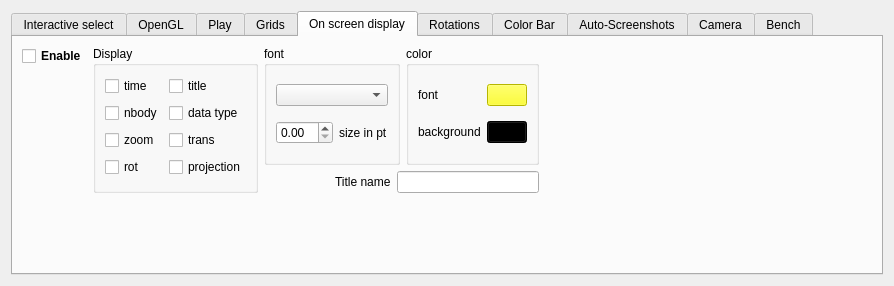
Old version of the form usr/jcl/glnemo2/src/formoptions.ui in the repository teuben/nemo.
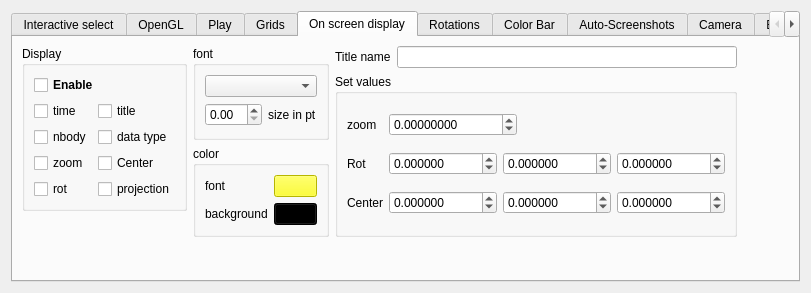
New version of the form. The open tabs and pages were chosen to show the change. Icons and pictures are not drawn.

Patch:
```diff
--- a/usr/jcl/glnemo2/src/formoptions.ui
+++ b/usr/jcl/glnemo2/src/formoptions.ui
@@ -9,8 +9,8 @@
    <rect>
     <x>0</x>
     <y>0</y>
-    <width>894</width>
-    <height>286</height>
+    <width>811</width>
+    <height>293</height>
    </rect>
   </property>
   <property name="windowTitle">
@@ -21,9 +21,12 @@
     <normaloff/>
    </iconset>
   </property>
-  <layout class="QGridLayout" name="gridLayout_33">
+  <layout class="QGridLayout" name="gridLayout_3">
    <item row="0" column="0">
     <widget class="QTabWidget" name="options_dialog">
+     <property name="tabShape">
+      <enum>QTabWidget::Rounded</enum>
+     </property>
      <property name="currentIndex">
       <number>7</number>
      </property>
@@ -2650,79 +2653,79 @@
       <attribute name="title">
        <string>On screen display</string>
       </attribute>
-      <layout class="QGridLayout" name="gridLayout_30">
-       <item row="0" column="0">
-        <widget class="QCheckBox" name="show_osd_checkb">
-         <property name="font">
-          <font>
-           <weight>75</weight>
-           <bold>true</bold>
-          </font>
-         </property>
-         <property name="toolTip">
-          <string>toggle on screen display</string>
-         </property>
-         <property name="text">
-          <string>Enable</string>
-         </property>
-        </widget>
-       </item>
-       <item row="0" column="1" rowspan="3">
+      <layout class="QGridLayout" name="gridLayout_25">
+       <item row="0" column="0" rowspan="3">
         <widget class="QGroupBox" name="groupBox_12">
          <property name="title">
           <string>Display</string>
          </property>
-         <layout class="QGridLayout" name="gridLayout_18">
-          <item row="0" column="0">
+         <layout class="QGridLayout" name="gridLayout_43">
+          <item row="0" column="0" colspan="2">
+           <widget class="QCheckBox" name="show_osd_checkb">
+            <property name="font">
+             <font>
+              <weight>75</weight>
+              <bold>true</bold>
+             </font>
+            </property>
+            <property name="toolTip">
+             <string>toggle on screen display</string>
+            </property>
+            <property name="text">
+             <string>Enable</string>
+            </property>
+           </widget>
+          </item>
+          <item row="1" column="0">
            <widget class="QCheckBox" name="osd_time">
             <property name="text">
              <string>time</string>
             </property>
            </widget>
           </item>
-          <item row="0" column="1">
+          <item row="1" column="1">
            <widget class="QCheckBox" name="osd_title">
             <property name="text">
              <string>title</string>
             </property>
            </widget>
           </item>
-          <item row="1" column="0">
+          <item row="2" column="0">
            <widget class="QCheckBox" name="osd_nbody">
             <property name="text">
              <string>nbody</string>
             </property>
            </widget>
           </item>
-          <item row="1" column="1">
+          <item row="2" column="1">
            <widget class="QCheckBox" name="osd_datatype">
             <property name="text">
              <string>data type</string>
             </property>
            </widget>
           </item>
-          <item row="2" column="0">
+          <item row="3" column="0">
            <widget class="QCheckBox" name="osd_zoom">
             <property name="text">
              <string>zoom</string>
             </property>
            </widget>
           </item>
-          <item row="2" column="1">
+          <item row="3" column="1">
            <widget class="QCheckBox" name="osd_trans">
             <property name="text">
-             <string>trans</string>
+             <string>Center</string>
             </property>
            </widget>
           </item>
-          <item row="3" column="0">
+          <item row="4" column="0">
            <widget class="QCheckBox" name="osd_rot">
             <property name="text">
              <string>rot</string>
             </property>
            </widget>
           </item>
-          <item row="3" column="1">
+          <item row="4" column="1">
            <widget class="QCheckBox" name="osd_proj">
             <property name="text">
              <string>projection</string>
@@ -2732,7 +2735,7 @@
          </layout>
         </widget>
        </item>
-       <item row="0" column="2" rowspan="2" colspan="2">
+       <item row="0" column="1" rowspan="2">
         <widget class="QGroupBox" name="groupBox_13">
          <property name="title">
           <string>font</string>
@@ -2762,7 +2765,167 @@
          </layout>
         </widget>
        </item>
-       <item row="0" column="4" rowspan="2">
+       <item row="0" column="2">
+        <layout class="QHBoxLayout" name="horizontalLayout_17">
+         <item>
+          <widget class="QLabel" name="label_18">
+           <property name="text">
+            <string>Title name</string>
+           </property>
+          </widget>
+         </item>
+         <item>
+          <widget class="QLineEdit" name="title_name">
+           <property name="toolTip">
+            <string>Change title name</string>
+           </property>
+          </widget>
+         </item>
+        </layout>
+       </item>
+       <item row="1" column="2" rowspan="3">
+        <widget class="QGroupBox" name="groupBox_26">
+         <property name="title">
+          <string>Set values</string>
+         </property>
+         <layout class="QGridLayout" name="gridLayout_18">
+          <item row="0" column="0">
+           <widget class="QLabel" name="label_31">
+            <property name="text">
+             <string>zoom</string>
+            </property>
+           </widget>
+          </item>
+          <item row="0" column="1">
+           <widget class="QDoubleSpinBox" name="zoom_dspin">
+            <property name="decimals">
+             <number>8</number>
+            </property>
+            <property name="minimum">
+             <double>-100000.000000000000000</double>
+            </property>
+            <property name="maximum">
+             <double>100000.000000000000000</double>
+            </property>
+           </widget>
+          </item>
+          <item row="0" column="2">
+           <spacer name="horizontalSpacer_8">
+            <property name="orientation">
+             <enum>Qt::Horizontal</enum>
+            </property>
+            <property name="sizeHint" stdset="0">
+             <size>
+              <width>212</width>
+              <height>20</height>
+             </size>
+            </property>
+           </spacer>
+          </item>
+          <item row="1" column="0">
+           <widget class="QLabel" name="label_32">
+            <property name="text">
+             <string>Rot</string>
+            </property>
+           </widget>
+          </item>
+          <item row="1" column="1" colspan="2">
+           <layout class="QHBoxLayout" name="horizontalLayout_21">
+            <item>
+             <widget class="QDoubleSpinBox" name="rx_dspin">
+              <property name="decimals">
+               <number>6</number>
+              </property>
+              <property name="minimum">
+               <double>-1000.000000000000000</double>
+              </property>
+              <property name="maximum">
+               <double>1000.000000000000000</double>
+              </property>
+             </widget>
+            </item>
+            <item>
+             <widget class="QDoubleSpinBox" name="ry_dspin">
+              <property name="decimals">
+               <number>6</number>
+              </property>
+              <property name="minimum">
+               <double>-1000.000000000000000</double>
+              </property>
+              <property name="maximum">
+               <double>1000.000000000000000</double>
+              </property>
+             </widget>
+            </item>
+            <item>
+             <widget class="QDoubleSpinBox" name="rz_dspin">
+              <property name="decimals">
+               <number>6</number>
+              </property>
+              <property name="minimum">
+               <double>-1000.000000000000000</double>
+              </property>
+              <property name="maximum">
+               <double>1000.000000000000000</double>
+              </property>
+             </widget>
+            </item>
+           </layout>
+          </item>
+          <item row="2" column="0">
+           <widget class="QLabel" name="label_33">
+            <property name="text">
+             <string>Center</string>
+            </property>
+           </widget>
+          </item>
+          <item row="2" column="1" colspan="2">
+           <layout class="QHBoxLayout" name="horizontalLayout_23">
+            <item>
+             <widget class="QDoubleSpinBox" name="tx_dspin">
+              <property name="decimals">
+               <number>6</number>
+              </property>
+              <property name="minimum">
+               <double>-50000.000000000000000</double>
+              </property>
+              <property name="maximum">
+               <double>50000.000000000000000</double>
+              </property>
+             </widget>
+            </item>
+            <item>
+             <widget class="QDoubleSpinBox" name="ty_dspin">
+              <property name="decimals">
+               <number>6</number>
+              </property>
+              <property name="minimum">
+               <double>-50000.000000000000000</double>
+              </property>
+              <property name="maximum">
+               <double>50000.000000000000000</double>
+              </property>
+             </widget>
+            </item>
+            <item>
+             <widget class="QDoubleSpinBox" name="tz_dspin">
+              <property name="decimals">
+               <number>6</number>
+              </property>
+              <property name="minimum">
+               <double>-50000.000000000000000</double>
+              </property>
+              <property name="maximum">
+               <double>50000.000000000000000</double>
+              </property>
+             </widget>
+            </item>
+           </layout>
+          </item>
+         </layout>
+        </widget>
+       </item>
+       <item row="2" column="1" rowspan="2">
         <widget class="QGroupBox" name="groupBox_14">
          <property name="title">
           <string>color</string>
@@ -3635,97 +3798,28 @@
          </layout>
         </widget>
        </item>
-       <item row="1" column="0" rowspan="2">
-        <spacer name="verticalSpacer_8">
-         <property name="orientation">
-          <enum>Qt::Vertical</enum>
-         </property>
-         <property name="sizeType">
-          <enum>QSizePolicy::MinimumExpanding</enum>
-         </property>
-         <property name="sizeHint" stdset="0">
-          <size>
-           <width>20</width>
-           <height>127</height>
-          </size>
-         </property>
-        </spacer>
-       </item>
-       <item row="1" column="5">
-        <spacer name="horizontalSpacer_8">
+       <item row="3" column="3">
+        <spacer name="horizontalSpacer_21">
          <property name="orientation">
           <enum>Qt::Horizontal</enum>
          </property>
          <property name="sizeHint" stdset="0">
           <size>
-           <width>235</width>
+           <width>110</width>
            <height>20</height>
           </size>
          </property>
         </spacer>
        </item>
-       <item row="2" column="3" colspan="2">
-        <layout class="QHBoxLayout" name="horizontalLayout_17">
-         <item>
-          <widget class="QLabel" name="label_18">
-           <property name="text">
-            <string>Title name</string>
-           </property>
-          </widget>
-         </item>
-         <item>
-          <widget class="QLineEdit" name="title_name">
-           <property name="toolTip">
-            <string>Change title name</string>
-           </property>
-          </widget>
-         </item>
-        </layout>
-       </item>
-       <item row="3" column="1">
-        <spacer name="verticalSpacer_10">
+       <item row="4" column="1">
+        <spacer name="verticalSpacer_7">
          <property name="orientation">
           <enum>Qt::Vertical</enum>
          </property>
-         <property name="sizeType">
-          <enum>QSizePolicy::MinimumExpanding</enum>
-         </property>
          <property name="sizeHint" stdset="0">
           <size>
            <width>20</width>
-           <height>0</height>
-          </size>
-         </property>
-        </spacer>
-       </item>
-       <item row="3" column="2">
-        <spacer name="verticalSpacer_9">
-         <property name="orientation">
-          <enum>Qt::Vertical</enum>
-         </property>
-         <property name="sizeType">
-          <enum>QSizePolicy::MinimumExpanding</enum>
-         </property>
-         <property name="sizeHint" stdset="0">
-          <size>
-           <width>20</width>
-           <height>0</height>
-          </size>
-         </property>
-        </spacer>
-       </item>
-       <item row="3" column="4">
-        <spacer name="verticalSpacer_11">
-         <property name="orientation">
-          <enum>Qt::Vertical</enum>
-         </property>
-         <property name="sizeType">
-          <enum>QSizePolicy::MinimumExpanding</enum>
-         </property>
-         <property name="sizeHint" stdset="0">
-          <size>
-           <width>20</width>
-           <height>0</height>
+           <height>8</height>
           </size>
          </property>
         </spacer>
@@ -5207,7 +5301,7 @@
       <attribute name="title">
        <string>Color Bar</string>
       </attribute>
-      <layout class="QGridLayout" name="gridLayout_25">
+      <layout class="QGridLayout" name="gridLayout_30">
        <item row="0" column="0">
         <widget class="QCheckBox" name="gcb_enable">
          <property name="text">
@@ -5909,22 +6003,6 @@
          </layout>
         </widget>
        </item>
-       <item row="1" column="0" rowspan="2">
-        <spacer name="verticalSpacer_12">
-         <property name="orientation">
-          <enum>Qt::Vertical</enum>
-         </property>
-         <property name="sizeType">
-          <enum>QSizePolicy::MinimumExpanding</enum>
-         </property>
-         <property name="sizeHint" stdset="0">
-          <size>
-           <width>68</width>
-           <height>114</height>
-          </size>
-         </property>
-        </spacer>
-       </item>
        <item row="1" column="5">
         <spacer name="horizontalSpacer_9">
          <property name="orientation">
@@ -5938,66 +6016,67 @@
          </property>
         </spacer>
        </item>
-       <item row="2" column="3" rowspan="2">
-        <spacer name="verticalSpacer_15">
+       <item row="2" column="0" rowspan="2">
+        <spacer name="verticalSpacer_8">
          <property name="orientation">
           <enum>Qt::Vertical</enum>
          </property>
-         <property name="sizeType">
-          <enum>QSizePolicy::MinimumExpanding</enum>
+         <property name="sizeHint" stdset="0">
+          <size>
+           <width>20</width>
+           <height>48</height>
+          </size>
          </property>
+        </spacer>
+       </item>
+       <item row="2" column="3" rowspan="3">
+        <spacer name="verticalSpacer_12">
+         <property name="orientation">
+          <enum>Qt::Vertical</enum>
+         </property>
          <property name="sizeHint" stdset="0">
           <size>
-           <width>122</width>
-           <height>41</height>
+           <width>20</width>
+           <height>121</height>
           </size>
          </property>
         </spacer>
        </item>
-       <item row="3" column="1">
+       <item row="3" column="1" rowspan="2">
+        <spacer name="verticalSpacer_10">
+         <property name="orientation">
+          <enum>Qt::Vertical</enum>
+         </property>
+         <property name="sizeHint" stdset="0">
+          <size>
+           <width>20</width>
+           <height>70</height>
+          </size>
+         </property>
+        </spacer>
+       </item>
+       <item row="4" column="2">
+        <spacer name="verticalSpacer_11">
+         <property name="orientation">
+          <enum>Qt::Vertical</enum>
+         </property>
+         <property name="sizeHint" stdset="0">
+          <size>
+           <width>20</width>
+           <height>64</height>
+          </size>
+         </property>
+        </spacer>
+       </item>
+       <item row="4" column="4">
         <spacer name="verticalSpacer_13">
          <property name="orientation">
           <enum>Qt::Vertical</enum>
          </property>
-         <property name="sizeType">
-          <enum>QSizePolicy::MinimumExpanding</enum>
-         </property>
          <property name="sizeHint" stdset="0">
           <size>
-           <width>141</width>
-           <height>11</height>
-          </size>
-         </property>
-        </spacer>
-       </item>
-       <item row="3" column="2">
-        <spacer name="verticalSpacer_14">
-         <property name="orientation">
-          <enum>Qt::Vertical</enum>
-         </property>
-         <property name="sizeType">
-          <enum>QSizePolicy::MinimumExpanding</enum>
-         </property>
-         <property name="sizeHint" stdset="0">
-          <size>
-           <width>123</width>
-           <height>11</height>
-          </size>
-         </property>
-        </spacer>
-       </item>
-       <item row="3" column="4">
-        <spacer name="verticalSpacer_16">
-         <property name="orientation">
-          <enum>Qt::Vertical</enum>
-         </property>
-         <property name="sizeType">
-          <enum>QSizePolicy::MinimumExpanding</enum>
-         </property>
-         <property name="sizeHint" stdset="0">
-          <size>
-           <width>28</width>
-           <height>11</height>
+           <width>20</width>
+           <height>64</height>
           </size>
          </property>
         </spacer>
@@ -6008,7 +6087,7 @@
       <attribute name="title">
        <string>Auto-Screenshots</string>
       </attribute>
-      <layout class="QGridLayout" name="gridLayout_42">
+      <layout class="QGridLayout" name="gridLayout_33">
        <item row="0" column="0" rowspan="2">
         <widget class="QGroupBox" name="groupBox_6">
          <property name="title">
@@ -7615,7 +7694,20 @@
          <property name="sizeHint" stdset="0">
           <size>
            <width>20</width>
-           <height>27</height>
+           <height>99</height>
+          </size>
+         </property>
+        </spacer>
+       </item>
+       <item row="2" column="0">
+        <spacer name="verticalSpacer">
+         <property name="orientation">
+          <enum>Qt::Vertical</enum>
+         </property>
+         <property name="sizeHint" stdset="0">
+          <size>
+           <width>20</width>
+           <height>18</height>
           </size>
          </property>
         </spacer>
@@ -8202,7 +8294,7 @@
       <attribute name="title">
        <string>Bench</string>
       </attribute>
-      <layout class="QGridLayout" name="gridLayout_3">
+      <layout class="QGridLayout" name="gridLayout_42">
        <item row="0" column="0" rowspan="2">
         <widget class="QGroupBox" name="time_choice">
          <property name="sizePolicy">
@@ -9067,13 +9159,10 @@
          <property name="orientation">
           <enum>Qt::Vertical</enum>
          </property>
-         <property name="sizeType">
-          <enum>QSizePolicy::MinimumExpanding</enum>
-         </property>
          <property name="sizeHint" stdset="0">
           <size>
            <width>20</width>
-           <height>61</height>
+           <height>119</height>
           </size>
          </property>
         </spacer>
```
Left out of the diff: 170 changed lines with no effect on the pictures.
